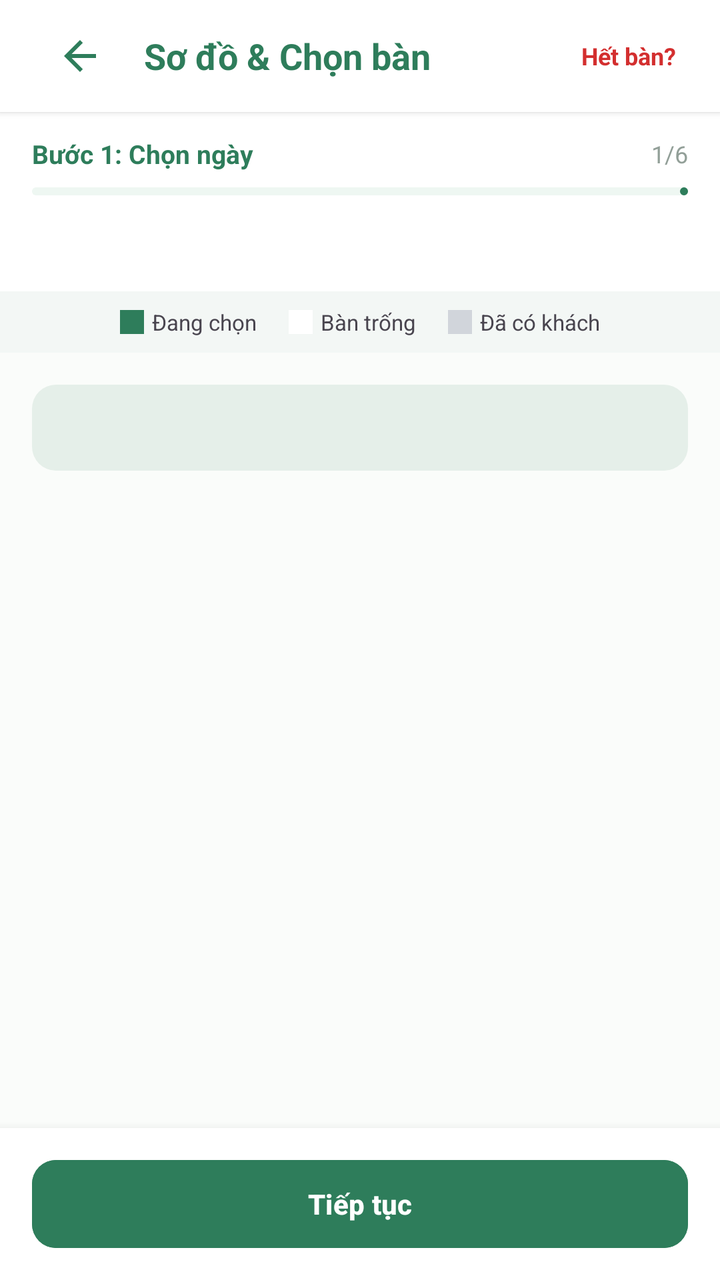
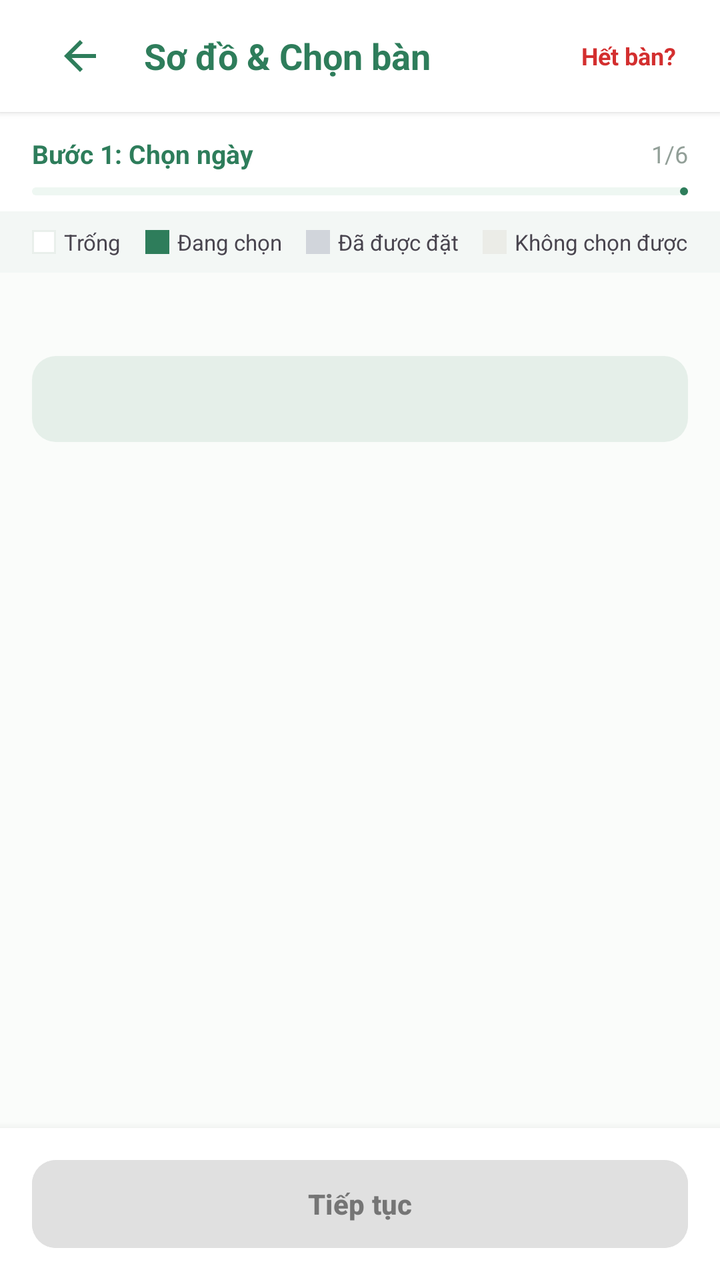

Two renders of the same Android screen: before a commit and after it. Below are the layout's source before the change and the commit's diff.
<!-- AndroidManifest.xml: application theme Theme.VietTable -->
<!-- res/layout/fragment_res_table_layout.xml -->
<?xml version="1.0" encoding="utf-8"?>
<LinearLayout
    xmlns:android="http://schemas.android.com/apk/res/android"
    xmlns:app="http://schemas.android.com/apk/res-auto"
    android:layout_width="match_parent"
    android:layout_height="match_parent"
    android:background="@color/bg_cream"
    android:orientation="vertical">

    
    <LinearLayout
        android:layout_width="match_parent"
        android:layout_height="wrap_content"
        android:minHeight="56dp"
        android:tag="safe_top"
        android:background="@color/surface"
        android:elevation="2dp"
        android:gravity="center_vertical"
        android:orientation="horizontal"
        android:paddingHorizontal="16dp">

        <ImageButton
            android:id="@+id/btnBack"
            android:layout_width="48dp"
            android:layout_height="48dp"
            android:contentDescription="@string/a11y_back"
            android:background="?attr/selectableItemBackgroundBorderless"
            android:src="@drawable/ic_back"
            app:tint="@color/primary" />

        <TextView
            android:layout_width="0dp"
            android:layout_height="wrap_content"
            android:layout_marginStart="8dp"
            android:layout_weight="1"
            android:text="Sơ đồ &amp; Chọn bàn"
            android:textColor="@color/primary"
            android:textSize="18sp"
            android:textStyle="bold" />

        <TextView
            android:id="@+id/btnNoTableSuggestion"
            android:layout_width="wrap_content"
            android:layout_height="wrap_content"
            android:padding="6dp"
            android:text="Hết bàn?"
            android:textColor="@color/semantic_error"
            android:textSize="12sp"
            android:textStyle="bold" />
    </LinearLayout>

    <include
        android:id="@+id/wizardProgress"
        layout="@layout/view_wizard_progress" />

    
    <com.google.android.material.tabs.TabLayout
        android:id="@+id/tabLayoutFloors"
        android:layout_width="match_parent"
        android:layout_height="40dp"
        android:background="@color/surface"
        app:tabIndicatorColor="@color/primary"
        app:tabSelectedTextColor="@color/primary"
        app:tabTextColor="@color/text_secondary" />

    
    <LinearLayout
        android:layout_width="match_parent"
        android:layout_height="wrap_content"
        android:background="@color/surface_variant"
        android:gravity="center"
        android:orientation="horizontal"
        android:paddingVertical="8dp">

        <View
            android:layout_width="12dp"
            android:layout_height="12dp"
            android:background="@color/primary" />
        <TextView
            android:layout_width="wrap_content"
            android:layout_height="wrap_content"
            android:layout_marginStart="4dp"
            android:text="Đang chọn"
            android:textSize="11sp" />

        <View
            android:layout_width="12dp"
            android:layout_height="12dp"
            android:layout_marginStart="16dp"
            android:background="@color/white" />
        <TextView
            android:layout_width="wrap_content"
            android:layout_height="wrap_content"
            android:layout_marginStart="4dp"
            android:text="Bàn trống"
            android:textSize="11sp" />

        <View
            android:layout_width="12dp"
            android:layout_height="12dp"
            android:layout_marginStart="16dp"
            android:background="#D1D5DB" />
        <TextView
            android:layout_width="wrap_content"
            android:layout_height="wrap_content"
            android:layout_marginStart="4dp"
            android:text="Đã có khách"
            android:textSize="11sp" />
    </LinearLayout>

    <ScrollView
        android:layout_width="match_parent"
        android:layout_height="0dp"
        android:layout_weight="1"
        android:fillViewport="true">

        <LinearLayout
            android:layout_width="match_parent"
            android:layout_height="wrap_content"
            android:orientation="vertical"
            android:padding="16dp">

            <TextView
                android:id="@+id/tvSelectedTableBanner"
                android:layout_width="match_parent"
                android:layout_height="wrap_content"
                android:background="@drawable/bg_status_badge"
                android:backgroundTint="#E5EFE9"
                android:padding="12dp"
                android:text=""
                android:textColor="@color/primary"
                android:textSize="14sp"
                android:textStyle="bold" />

            
            <GridLayout
                android:id="@+id/gridTables"
                android:layout_width="match_parent"
                android:layout_height="wrap_content"
                android:layout_marginTop="16dp"
                android:alignmentMode="alignMargins"
                android:columnCount="3"
                android:rowOrderPreserved="false" />

        </LinearLayout>
    </ScrollView>

    
    <LinearLayout
        android:layout_width="match_parent"
        android:layout_height="wrap_content"
        android:minHeight="72dp"
        android:tag="safe_bottom"
        android:background="@color/surface"
        android:elevation="8dp"
        android:gravity="center"
        android:paddingHorizontal="16dp"
        android:paddingVertical="12dp">

        <com.google.android.material.button.MaterialButton
            android:id="@+id/btnContinue"
            style="@style/Widget.VietTable.Button.Primary"
            android:layout_width="match_parent"
            android:layout_height="wrap_content"
            android:text="@string/btn_continue" />
    </LinearLayout>

</LinearLayout>
<!-- res/layout/view_wizard_progress.xml (included above) -->
<?xml version="1.0" encoding="utf-8"?>
<LinearLayout
    xmlns:android="http://schemas.android.com/apk/res/android"
    xmlns:app="http://schemas.android.com/apk/res-auto"
    android:layout_width="match_parent"
    android:layout_height="wrap_content"
    android:background="@color/surface"
    android:orientation="vertical"
    android:paddingHorizontal="16dp"
    android:paddingTop="12dp"
    android:paddingBottom="8dp">

    <LinearLayout
        android:layout_width="match_parent"
        android:layout_height="wrap_content"
        android:gravity="center_vertical"
        android:orientation="horizontal">

        <TextView
            android:id="@+id/tvWizardStepName"
            android:layout_width="0dp"
            android:layout_height="wrap_content"
            android:layout_weight="1"
            android:text="Bước 1: Chọn ngày"
            android:textColor="@color/primary"
            android:textSize="13sp"
            android:textStyle="bold" />

        <TextView
            android:id="@+id/tvWizardStepFraction"
            android:layout_width="wrap_content"
            android:layout_height="wrap_content"
            android:text="1/6"
            android:textColor="@color/text_tertiary"
            android:textSize="12sp" />
    </LinearLayout>

    <com.google.android.material.progressindicator.LinearProgressIndicator
        android:id="@+id/progressWizard"
        android:layout_width="match_parent"
        android:layout_height="4dp"
        android:layout_marginTop="8dp"
        app:indicatorColor="@color/primary"
        app:trackColor="@color/primary_container"
        app:trackCornerRadius="2dp" />

</LinearLayout>
<!-- resources referenced by this layout -->
<resources>
  <color name="bg_cream">#FAFCFA</color>
  <color name="primary">#2E7D5B</color>
  <color name="primary_container">#EEF7F2</color>
  <color name="semantic_error">#D32F2F</color>
  <color name="surface">#FFFFFF</color>
  <color name="surface_variant">#F3F7F5</color>
  <color name="text_secondary">#68766E</color>
  <color name="text_tertiary">#929F98</color>
  <color name="white">#FFFFFFFF</color>
  <!-- drawable bg_status_badge (drawable) -->
  <?xml version="1.0" encoding="utf-8"?>
  <shape xmlns:android="http://schemas.android.com/apk/res/android"
      android:shape="rectangle">
      <corners android:radius="12dp" />
      <solid android:color="#FFFFFF" />
  </shape>
  <!-- drawable ic_back (drawable) -->
  <vector xmlns:android="http://schemas.android.com/apk/res/android"
      android:width="24dp"
      android:height="24dp"
      android:viewportWidth="24"
      android:viewportHeight="24">
      <path
          android:fillColor="#FF000000"
          android:pathData="M20,11H7.83l5.59,-5.59L12,4l-8,8 8,8 1.41,-1.41L7.83,13H20v-2z"/>
  </vector>
  <string name="a11y_back">Quay lại</string>
  <string name="btn_continue">Tiếp tục</string>
  <style name="Theme.VietTable" parent="Base.Theme.VietTable" />
  <dimen name="btn_height_primary">52dp</dimen>
  <dimen name="radius_medium">12dp</dimen>
  <style name="TextAppearance.VietTable.Button" parent="TextAppearance.Material3.LabelLarge">
          <item name="android:textSize">@dimen/text_button</item>
          <item name="android:textStyle">bold</item>
          <item name="android:textAllCaps">false</item>
      </style>
  <dimen name="text_button">14sp</dimen>
  <color name="primary_dark">#24654A</color>
  <color name="on_primary">#FFFFFF</color>
  <color name="on_primary_container">#1B4E38</color>
  <color name="accent_gold">#CCA862</color>
  <color name="accent_gold_container">#FAF5EB</color>
  <color name="accent_gold_dark">#9E7D33</color>
  <color name="text_primary">#222D27</color>
  <style name="Widget.VietTable.Toolbar" parent="Widget.Material3.Toolbar">
          <item name="android:background">@color/surface</item>
          <item name="titleTextColor">@color/text_primary</item>
          <item name="subtitleTextColor">@color/text_secondary</item>
          <item name="navigationIconTint">@color/text_primary</item>
      </style>
  <color name="transparent">#00000000</color>
  <dimen name="radius_large">16dp</dimen>
  <dimen name="card_elevation">1.5dp</dimen>
  <color name="divider">#E9EFEB</color>
  <dimen name="card_stroke_width">1dp</dimen>
  <!-- drawable bg_bottom_nav_floating (drawable) -->
  <?xml version="1.0" encoding="utf-8"?>
  <shape xmlns:android="http://schemas.android.com/apk/res/android"
      android:shape="rectangle">
      <solid android:color="@color/surface" />
      <corners android:radius="24dp" />
      <stroke
          android:width="1dp"
          android:color="#E6EFEA" />
  </shape>
  <style name="Widget.VietTable.BottomNav.ActiveIndicator" parent="Widget.Material3.BottomNavigationView.ActiveIndicator">
          <item name="android:color">@color/primary_container</item>
          <item name="android:width">56dp</item>
          <item name="android:height">32dp</item>
          <item name="shapeAppearance">@style/ShapeAppearance.Material3.Corner.Full</item>
      </style>
  <style name="TextAppearance.VietTable.BottomNav.Label" parent="TextAppearance.Material3.LabelSmall">
          <item name="android:textSize">11sp</item>
          <item name="android:textStyle">normal</item>
      </style>
  <style name="TextAppearance.VietTable.BottomNav.Label.Active" parent="TextAppearance.Material3.LabelSmall">
          <item name="android:textSize">11sp</item>
          <item name="android:textStyle">bold</item>
      </style>
  <!-- unchanged entries left out for length: 12 -->
</resources>

<!-- the commit's change to res/layout/fragment_res_table_layout.xml (unified diff, before → after) -->
@@ -29,6 +29,7 @@
             app:tint="@color/primary" />
 
         <TextView
+            android:id="@+id/tvTableMapTitle"
             android:layout_width="0dp"
             android:layout_height="wrap_content"
             android:layout_marginStart="8dp"
@@ -54,27 +55,30 @@
         layout="@layout/view_wizard_progress" />
 
     
-    <com.google.android.material.tabs.TabLayout
-        android:id="@+id/tabLayoutFloors"
-        android:layout_width="match_parent"
-        android:layout_height="40dp"
-        android:background="@color/surface"
-        app:tabIndicatorColor="@color/primary"
-        app:tabSelectedTextColor="@color/primary"
-        app:tabTextColor="@color/text_secondary" />
-
-    
     <LinearLayout
         android:layout_width="match_parent"
         android:layout_height="wrap_content"
         android:background="@color/surface_variant"
         android:gravity="center"
         android:orientation="horizontal"
+        android:paddingHorizontal="8dp"
         android:paddingVertical="8dp">
 
         <View
             android:layout_width="12dp"
             android:layout_height="12dp"
+            android:background="@drawable/bg_legend_free" />
+        <TextView
+            android:layout_width="wrap_content"
+            android:layout_height="wrap_content"
+            android:layout_marginStart="4dp"
+            android:text="Trống"
+            android:textSize="11sp" />
+
+        <View
+            android:layout_width="12dp"
+            android:layout_height="12dp"
+            android:layout_marginStart="12dp"
             android:background="@color/primary" />
         <TextView
             android:layout_width="wrap_content"
@@ -86,25 +90,26 @@
         <View
             android:layout_width="12dp"
             android:layout_height="12dp"
-            android:layout_marginStart="16dp"
-            android:background="@color/white" />
-        <TextView
-            android:layout_width="wrap_content"
-            android:layout_height="wrap_content"
-            android:layout_marginStart="4dp"
-            android:text="Bàn trống"
-            android:textSize="11sp" />
-
-        <View
-            android:layout_width="12dp"
-            android:layout_height="12dp"
-            android:layout_marginStart="16dp"
+            android:layout_marginStart="12dp"
             android:background="#D1D5DB" />
         <TextView
             android:layout_width="wrap_content"
             android:layout_height="wrap_content"
             android:layout_marginStart="4dp"
-            android:text="Đã có khách"
+            android:text="Đã được đặt"
+            android:textSize="11sp" />
+
+        <View
+            android:layout_width="12dp"
+            android:layout_height="12dp"
+            android:layout_marginStart="12dp"
+            android:alpha="0.45"
+            android:background="#E3DFD6" />
+        <TextView
+            android:layout_width="wrap_content"
+            android:layout_height="wrap_content"
+            android:layout_marginStart="4dp"
+            android:text="Không chọn được"
             android:textSize="11sp" />
     </LinearLayout>
 
@@ -119,6 +124,14 @@
             android:layout_height="wrap_content"
             android:orientation="vertical"
             android:padding="16dp">
+
+            <TextView
+                android:id="@+id/tvTableMapContext"
+                android:layout_width="match_parent"
+                android:layout_height="wrap_content"
+                android:layout_marginBottom="8dp"
+                android:textColor="@color/text_secondary"
+                android:textSize="13sp" />
 
             <TextView
                 android:id="@+id/tvSelectedTableBanner"
@@ -132,15 +145,21 @@
                 android:textSize="14sp"
                 android:textStyle="bold" />
 
+            <ProgressBar
+                android:id="@+id/progressTableMap"
+                android:layout_width="wrap_content"
+                android:layout_height="wrap_content"
+                android:layout_gravity="center_horizontal"
+                android:layout_marginTop="24dp"
+                android:visibility="gone" />
+
             
-            <GridLayout
-                android:id="@+id/gridTables"
+            <LinearLayout
+                android:id="@+id/containerTableGroups"
                 android:layout_width="match_parent"
                 android:layout_height="wrap_content"
-                android:layout_marginTop="16dp"
-                android:alignmentMode="alignMargins"
-                android:columnCount="3"
-                android:rowOrderPreserved="false" />
+                android:layout_marginTop="8dp"
+                android:orientation="vertical" />
 
         </LinearLayout>
     </ScrollView>
@@ -162,6 +181,7 @@
             style="@style/Widget.VietTable.Button.Primary"
             android:layout_width="match_parent"
             android:layout_height="wrap_content"
+            android:enabled="false"
             android:text="@string/btn_continue" />
     </LinearLayout>
 
<!-- resource entries referenced after the edit -->
@@ -8,6 +8,12 @@
   <color name="surface_variant">#F3F7F5</color>
   <color name="text_secondary">#68766E</color>
   <color name="text_tertiary">#929F98</color>
+  <!-- drawable bg_legend_free (drawable) -->
+  <?xml version="1.0" encoding="utf-8"?>
+  <shape xmlns:android="http://schemas.android.com/apk/res/android" android:shape="rectangle">
+      <solid android:color="@color/white" />
+      <stroke android:width="1dp" android:color="@color/divider" />
+  </shape>
   <color name="white">#FFFFFFFF</color>
   <!-- drawable bg_status_badge (drawable) -->
   <?xml version="1.0" encoding="utf-8"?>
